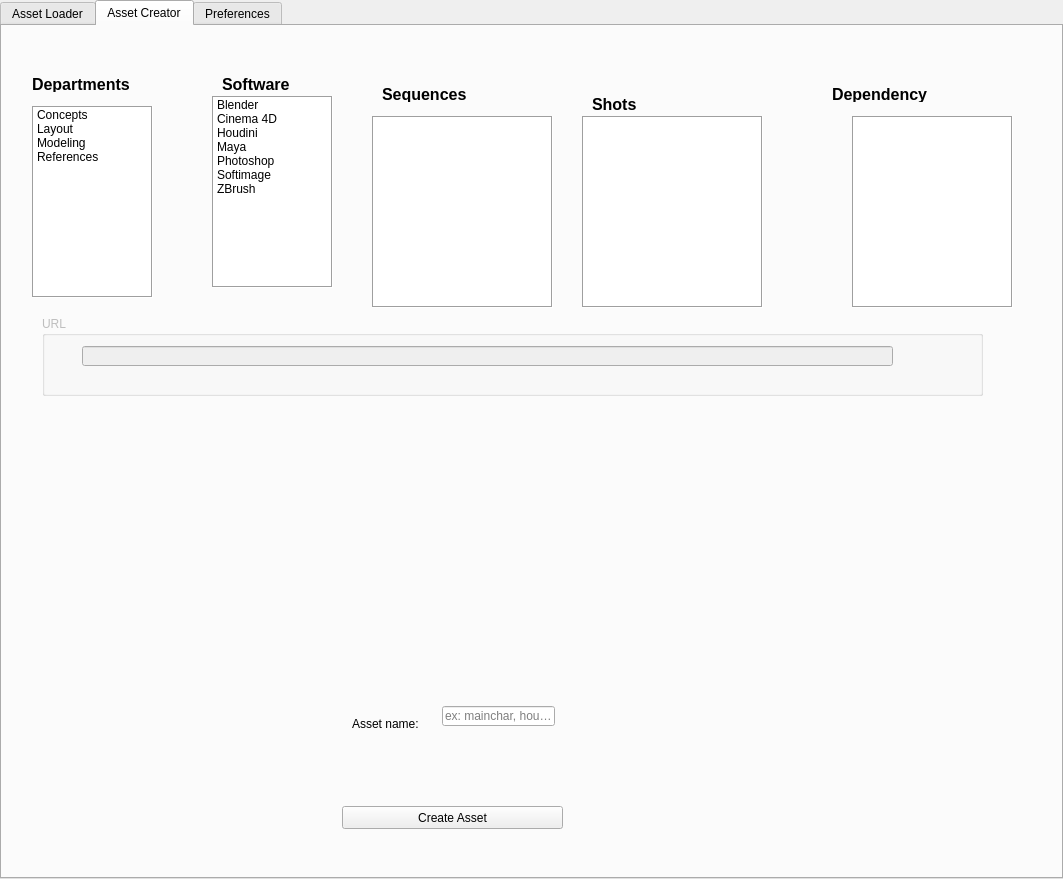
Before: the Qt Designer form media/main_window.ui in all-in-one-of/project_manager, drawn with Qt 5.
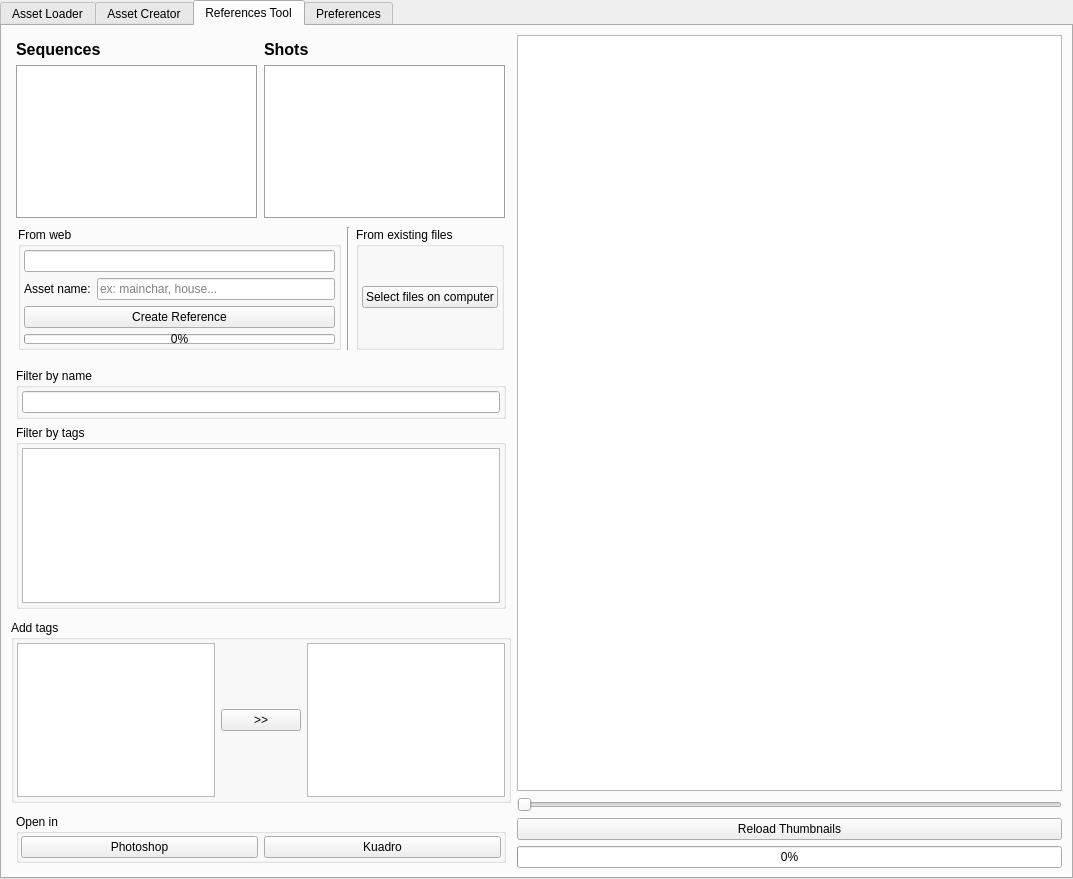
After: the same form once the commit is applied.

Commit message: Reworked the reference tool from scratch.

Patch:
```diff
--- a/media/main_window.ui
+++ b/media/main_window.ui
@@ -6,7 +6,7 @@
    <rect>
     <x>0</x>
     <y>0</y>
-    <width>1063</width>
+    <width>1073</width>
     <height>879</height>
    </rect>
   </property>
@@ -59,7 +59,7 @@
          <enum>QTabWidget::Rounded</enum>
         </property>
         <property name="currentIndex">
-         <number>1</number>
+         <number>2</number>
         </property>
         <property name="elideMode">
          <enum>Qt::ElideNone</enum>
@@ -1397,41 +1397,6 @@
            <string>Software</string>
           </property>
          </widget>
-         <widget class="QGroupBox" name="webGroupBox">
-          <property name="enabled">
-           <bool>false</bool>
-          </property>
-          <property name="geometry">
-           <rect>
-            <x>40</x>
-            <y>290</y>
-            <width>941</width>
-            <height>80</height>
-           </rect>
-          </property>
-          <property name="title">
-           <string>URL</string>
-          </property>
-          <property name="flat">
-           <bool>true</bool>
-          </property>
-          <property name="checkable">
-           <bool>false</bool>
-          </property>
-          <widget class="QLineEdit" name="referenceWebLineEdit">
-           <property name="enabled">
-            <bool>false</bool>
-           </property>
-           <property name="geometry">
-            <rect>
-             <x>40</x>
-             <y>30</y>
-             <width>811</width>
-             <height>20</height>
-            </rect>
-           </property>
-          </widget>
-         </widget>
          <widget class="QListWidget" name="shotCreationList">
           <property name="geometry">
            <rect>
@@ -1472,6 +1437,477 @@
           </property>
          </widget>
         </widget>
+        <widget class="QWidget" name="tab">
+         <attribute name="title">
+          <string>References Tool</string>
+         </attribute>
+         <layout class="QHBoxLayout" name="horizontalLayout_23">
+          <item>
+           <widget class="QFrame" name="referenceOptionsFrame">
+            <property name="maximumSize">
+             <size>
+              <width>500</width>
+              <height>16777215</height>
+             </size>
+            </property>
+            <property name="frameShape">
+             <enum>QFrame::NoFrame</enum>
+            </property>
+            <property name="frameShadow">
+             <enum>QFrame::Raised</enum>
+            </property>
+            <layout class="QVBoxLayout" name="verticalLayout_21">
+             <property name="margin">
+              <number>0</number>
+             </property>
+             <item>
+              <widget class="QFrame" name="addReferenceFrame">
+               <property name="frameShape">
+                <enum>QFrame::NoFrame</enum>
+               </property>
+               <property name="frameShadow">
+                <enum>QFrame::Raised</enum>
+               </property>
+               <layout class="QVBoxLayout" name="verticalLayout_17">
+                <property name="margin">
+                 <number>5</number>
+                </property>
+                <item>
+                 <widget class="QFrame" name="seqAndShotsFrame">
+                  <property name="frameShape">
+                   <enum>QFrame::NoFrame</enum>
+                  </property>
+                  <property name="frameShadow">
+                   <enum>QFrame::Raised</enum>
+                  </property>
+                  <layout class="QHBoxLayout" name="horizontalLayout_26">
+                   <property name="margin">
+                    <number>0</number>
+                   </property>
+                   <item>
+                    <widget class="QFrame" name="seqReferenceFrame">
+                     <property name="frameShape">
+                      <enum>QFrame::NoFrame</enum>
+                     </property>
+                     <property name="frameShadow">
+                      <enum>QFrame::Raised</enum>
+                     </property>
+                     <layout class="QVBoxLayout" name="verticalLayout_15">
+                      <property name="margin">
+                       <number>0</number>
+                      </property>
+                      <item>
+                       <widget class="QLabel" name="sequencesReferenceLbl">
+                        <property name="font">
+                         <font>
+                          <pointsize>12</pointsize>
+                          <weight>75</weight>
+                          <bold>true</bold>
+                         </font>
+                        </property>
+                        <property name="frameShape">
+                         <enum>QFrame::NoFrame</enum>
+                        </property>
+                        <property name="text">
+                         <string>Sequences</string>
+                        </property>
+                       </widget>
+                      </item>
+                      <item>
+                       <widget class="QListWidget" name="seqReferenceList">
+                        <property name="frameShape">
+                         <enum>QFrame::Box</enum>
+                        </property>
+                        <property name="sortingEnabled">
+                         <bool>true</bool>
+                        </property>
+                       </widget>
+                      </item>
+                     </layout>
+                    </widget>
+                   </item>
+                   <item>
+                    <widget class="QFrame" name="shotReferenceFrame">
+                     <property name="frameShape">
+                      <enum>QFrame::NoFrame</enum>
+                     </property>
+                     <property name="frameShadow">
+                      <enum>QFrame::Raised</enum>
+                     </property>
+                     <layout class="QVBoxLayout" name="verticalLayout_16">
+                      <property name="margin">
+                       <number>0</number>
+                      </property>
+                      <item>
+                       <widget class="QLabel" name="shotReferenceLbl">
+                        <property name="font">
+                         <font>
+                          <pointsize>12</pointsize>
+                          <weight>75</weight>
+                          <bold>true</bold>
+                         </font>
+                        </property>
+                        <property name="frameShape">
+                         <enum>QFrame::NoFrame</enum>
+                        </property>
+                        <property name="text">
+                         <string>Shots</string>
+                        </property>
+                       </widget>
+                      </item>
+                      <item>
+                       <widget class="QListWidget" name="shotReferenceList">
+                        <property name="frameShape">
+                         <enum>QFrame::Box</enum>
+                        </property>
+                        <property name="sortingEnabled">
+                         <bool>false</bool>
+                        </property>
+                       </widget>
+                      </item>
+                     </layout>
+                    </widget>
+                   </item>
+                  </layout>
+                 </widget>
+                </item>
+                <item>
+                 <widget class="QFrame" name="addReferenceOptionsFrame">
+                  <property name="frameShape">
+                   <enum>QFrame::NoFrame</enum>
+                  </property>
+                  <property name="frameShadow">
+                   <enum>QFrame::Raised</enum>
+                  </property>
+                  <layout class="QHBoxLayout" name="horizontalLayout_27">
+                   <property name="margin">
+                    <number>2</number>
+                   </property>
+                   <item>
+                    <widget class="QGroupBox" name="fromWebGroupBox">
+                     <property name="title">
+                      <string>From web</string>
+                     </property>
+                     <property name="flat">
+                      <bool>true</bool>
+                     </property>
+                     <property name="checkable">
+                      <bool>false</bool>
+                     </property>
+                     <layout class="QVBoxLayout" name="verticalLayout_13">
+                      <property name="margin">
+                       <number>3</number>
+                      </property>
+                      <item>
+                       <widget class="QLineEdit" name="referenceWebLineEdit">
+                        <property name="enabled">
+                         <bool>true</bool>
+                        </property>
+                       </widget>
+                      </item>
+                      <item>
+                       <widget class="QFrame" name="referenceNameFrame">
+                        <property name="frameShape">
+                         <enum>QFrame::NoFrame</enum>
+                        </property>
+                        <property name="frameShadow">
+                         <enum>QFrame::Raised</enum>
+                        </property>
+                        <layout class="QHBoxLayout" name="horizontalLayout_25">
+                         <property name="margin">
+                          <number>0</number>
+                         </property>
+                         <item>
+                          <widget class="QLabel" name="referenceNameLbl">
+                           <property name="frameShape">
+                            <enum>QFrame::NoFrame</enum>
+                           </property>
+                           <property name="text">
+                            <string>Asset name:</string>
+                           </property>
+                          </widget>
+                         </item>
+                         <item>
+                          <widget class="QLineEdit" name="referenceNameLineEdit">
+                           <property name="placeholderText">
+                            <string>ex: mainchar, house...</string>
+                           </property>
+                          </widget>
+                         </item>
+                        </layout>
+                       </widget>
+                      </item>
+                      <item>
+                       <widget class="QPushButton" name="createReferenceFromWebBtn">
+                        <property name="text">
+                         <string>Create Reference</string>
+                        </property>
+                       </widget>
+                      </item>
+                      <item>
+                       <widget class="QProgressBar" name="createReferenceProgressBar">
+                        <property name="maximumSize">
+                         <size>
+                          <width>16777215</width>
+                          <height>10</height>
+                         </size>
+                        </property>
+                        <property name="value">
+                         <number>0</number>
+                        </property>
+                       </widget>
+                      </item>
+                     </layout>
+                    </widget>
+                   </item>
+                   <item>
+                    <widget class="Line" name="referenceCreationLine">
+                     <property name="orientation">
+                      <enum>Qt::Vertical</enum>
+                     </property>
+                    </widget>
+                   </item>
+                   <item>
+                    <widget class="QGroupBox" name="fromExistingFilesGroupBox">
+                     <property name="title">
+                      <string>From existing files</string>
+                     </property>
+                     <property name="flat">
+                      <bool>true</bool>
+                     </property>
+                     <property name="checkable">
+                      <bool>false</bool>
+                     </property>
+                     <property name="checked">
+                      <bool>false</bool>
+                     </property>
+                     <layout class="QVBoxLayout" name="verticalLayout_14">
+                      <property name="margin">
+                       <number>3</number>
+                      </property>
+                      <item>
+                       <widget class="QPushButton" name="createReferencesFromFilesBtn">
+                        <property name="text">
+                         <string>Select files on computer</string>
+                        </property>
+                       </widget>
+                      </item>
+                     </layout>
+                    </widget>
+                   </item>
+                  </layout>
+                 </widget>
+                </item>
+               </layout>
+              </widget>
+             </item>
+             <item>
+              <widget class="QFrame" name="filterByFrame">
+               <property name="frameShape">
+                <enum>QFrame::NoFrame</enum>
+               </property>
+               <property name="frameShadow">
+                <enum>QFrame::Raised</enum>
+               </property>
+               <layout class="QVBoxLayout" name="verticalLayout_12">
+                <property name="margin">
+                 <number>5</number>
+                </property>
+                <item>
+                 <widget class="QGroupBox" name="filterByNameGroupBox">
+                  <property name="title">
+                   <string>Filter by name</string>
+                  </property>
+                  <property name="flat">
+                   <bool>true</bool>
+                  </property>
+                  <layout class="QVBoxLayout" name="verticalLayout_11">
+                   <property name="margin">
+                    <number>3</number>
+                   </property>
+                   <item>
+                    <widget class="QLineEdit" name="filterByNameLineEdit"/>
+                   </item>
+                  </layout>
+                 </widget>
+                </item>
+                <item>
+                 <widget class="QGroupBox" name="filterByTagsGroupBox">
+                  <property name="title">
+                   <string>Filter by tags</string>
+                  </property>
+                  <property name="flat">
+                   <bool>true</bool>
+                  </property>
+                  <layout class="QVBoxLayout" name="verticalLayout_10">
+                   <property name="margin">
+                    <number>3</number>
+                   </property>
+                   <item>
+                    <widget class="QListWidget" name="filterByTagsListWidget"/>
+                   </item>
+                  </layout>
+                 </widget>
+                </item>
+               </layout>
+              </widget>
+             </item>
+             <item>
+              <widget class="QFrame" name="addTagsFrame">
+               <property name="frameShape">
+                <enum>QFrame::NoFrame</enum>
+               </property>
+               <property name="frameShadow">
+                <enum>QFrame::Raised</enum>
+               </property>
+               <layout class="QVBoxLayout" name="verticalLayout_18">
+                <property name="margin">
+                 <number>0</number>
+                </property>
+                <item>
+                 <widget class="QGroupBox" name="addTagsGroupBox">
+                  <property name="title">
+                   <string>Add tags</string>
+                  </property>
+                  <property name="flat">
+                   <bool>true</bool>
+                  </property>
+                  <layout class="QHBoxLayout" name="horizontalLayout_24">
+                   <property name="margin">
+                    <number>3</number>
+                   </property>
+                   <item>
+                    <widget class="QListWidget" name="allTagsListWidget"/>
+                   </item>
+                   <item>
+                    <widget class="QPushButton" name="addTagsBtn">
+                     <property name="text">
+                      <string>&gt;&gt;</string>
+                     </property>
+                    </widget>
+                   </item>
+                   <item>
+                    <widget class="QListWidget" name="existingTagsListWidget"/>
+                   </item>
+                  </layout>
+                 </widget>
+                </item>
+               </layout>
+              </widget>
+             </item>
+             <item>
+              <widget class="QFrame" name="openInFrame">
+               <property name="frameShape">
+                <enum>QFrame::NoFrame</enum>
+               </property>
+               <property name="frameShadow">
+                <enum>QFrame::Raised</enum>
+               </property>
+               <layout class="QVBoxLayout" name="verticalLayout_19">
+                <property name="margin">
+                 <number>5</number>
+                </property>
+                <item>
+                 <widget class="QGroupBox" name="openInGroupBox">
+                  <property name="title">
+                   <string>Open in</string>
+                  </property>
+                  <property name="flat">
+                   <bool>true</bool>
+                  </property>
+                  <layout class="QHBoxLayout" name="horizontalLayout_28">
+                   <property name="margin">
+                    <number>2</number>
+                   </property>
+                   <item>
+                    <widget class="QPushButton" name="openRefInPhotoshopBtn">
+                     <property name="text">
+                      <string>Photoshop</string>
+                     </property>
+                    </widget>
+                   </item>
+                   <item>
+                    <widget class="QPushButton" name="openRefInKuadroBtn">
+                     <property name="text">
+                      <string>Kuadro</string>
+                     </property>
+                    </widget>
+                   </item>
+                  </layout>
+                 </widget>
+                </item>
+               </layout>
+              </widget>
+             </item>
+            </layout>
+           </widget>
+          </item>
+          <item>
+           <widget class="QFrame" name="referenceThumbFrame">
+            <property name="frameShape">
+             <enum>QFrame::NoFrame</enum>
+            </property>
+            <property name="frameShadow">
+             <enum>QFrame::Raised</enum>
+            </property>
+            <layout class="QVBoxLayout" name="verticalLayout_20">
+             <property name="margin">
+              <number>0</number>
+             </property>
+             <item>
+              <widget class="QListWidget" name="referenceThumbListWidget">
+               <property name="selectionMode">
+                <enum>QAbstractItemView::ExtendedSelection</enum>
+               </property>
+               <property name="iconSize">
+                <size>
+                 <width>256</width>
+                 <height>256</height>
+                </size>
+               </property>
+               <property name="layoutMode">
+                <enum>QListView::SinglePass</enum>
+               </property>
+               <property name="viewMode">
+                <enum>QListView::IconMode</enum>
+               </property>
+              </widget>
+             </item>
+             <item>
+              <widget class="QSlider" name="referenceThumbSizeSlider">
+               <property name="minimum">
+                <number>256</number>
+               </property>
+               <property name="maximum">
+                <number>1024</number>
+               </property>
+               <property name="value">
+                <number>256</number>
+               </property>
+               <property name="orientation">
+                <enum>Qt::Horizontal</enum>
+               </property>
+              </widget>
+             </item>
+             <item>
+              <widget class="QPushButton" name="reloadReferenceThumbBtn">
+               <property name="text">
+                <string>Reload Thumbnails</string>
+               </property>
+              </widget>
+             </item>
+             <item>
+              <widget class="QProgressBar" name="referenceThumbProgressBar">
+               <property name="value">
+                <number>0</number>
+               </property>
+              </widget>
+             </item>
+            </layout>
+           </widget>
+          </item>
+         </layout>
+        </widget>
         <widget class="QWidget" name="preferencesTab">
          <attribute name="title">
           <string>Preferences</string>
```
The commit also changes 3 other files.
